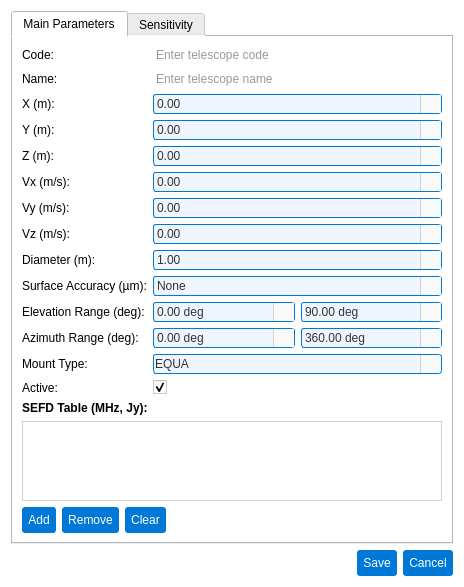
First picture: the form in pastrocore/gui_pyside/dialog_editor_telescope.ui, repository Torward1024/pAstroCORE, before the edit.
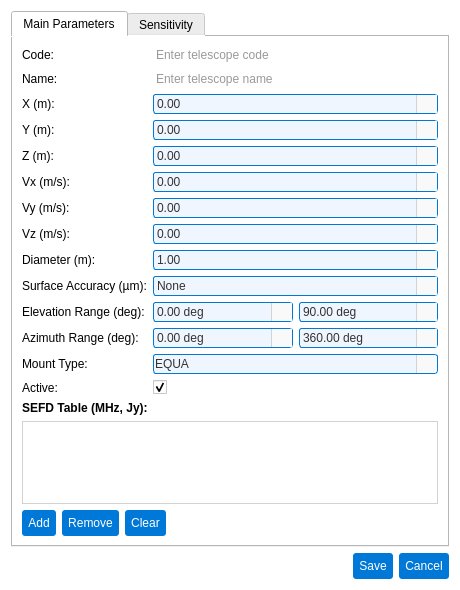
Second picture: the form after the edit. Icons and pictures are not drawn.

Patch:
```diff
--- a/pastrocore/gui_pyside/dialog_editor_telescope.ui
+++ b/pastrocore/gui_pyside/dialog_editor_telescope.ui
@@ -9,10 +9,28 @@
    <rect>
     <x>0</x>
     <y>0</y>
-    <width>464</width>
-    <height>587</height>
+    <width>460</width>
+    <height>590</height>
    </rect>
   </property>
+  <property name="sizePolicy">
+   <sizepolicy hsizetype="Fixed" vsizetype="Fixed">
+    <horstretch>0</horstretch>
+    <verstretch>0</verstretch>
+   </sizepolicy>
+  </property>
+  <property name="minimumSize">
+   <size>
+    <width>460</width>
+    <height>590</height>
+   </size>
+  </property>
+  <property name="maximumSize">
+   <size>
+    <width>460</width>
+    <height>590</height>
+   </size>
+  </property>
   <property name="windowTitle">
    <string>Edit Telescope</string>
   </property>
```
